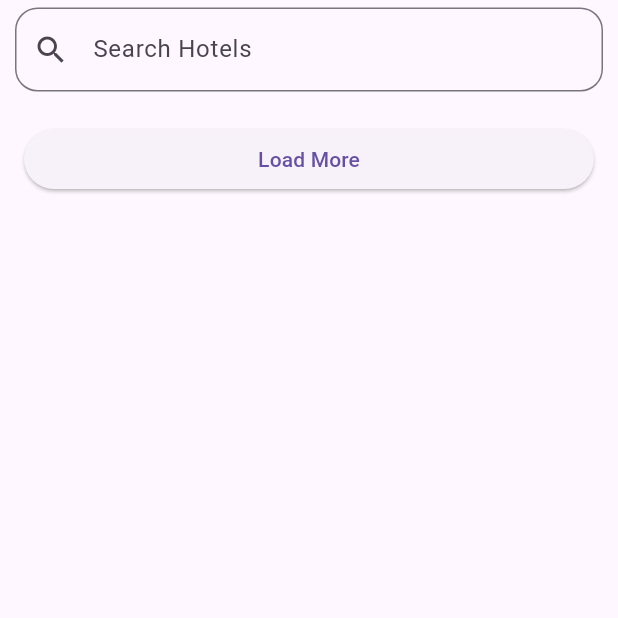
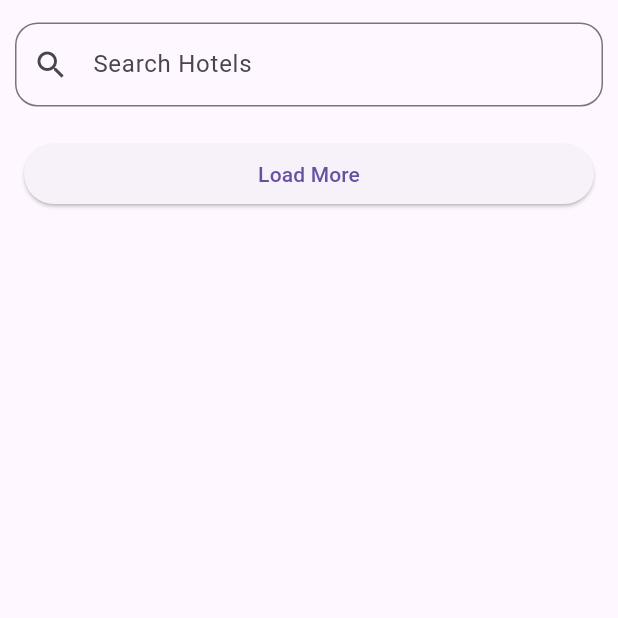
Before and after one commit to Deependrakashya/mytravaly_assigment, a Flutter app: the HomeScreen screen opened directly, on a phone screen of 412 x 824 dp, the top half of it. Run offline on Flutter 3.47's test engine with Material 3 defaults, Android fonts, the phone set to English and light mode, and no system bars; drawn by our look-alikes of flutter_typeahead; our stand-ins replace dio, firebase_auth, firebase_core, google_sign_in, lottie, shared_preferences; accounts and stored records are empty; network calls fail.

Commit message:
minor issues updated

```diff
--- a/lib/data/repositories/remote/home_repo.dart
+++ b/lib/data/repositories/remote/home_repo.dart
@@ -15,8 +15,8 @@ class HomeRepo {
           "searchType": "byCity", //byCity, byState, byCountry, byRandom,
           "searchTypeInfo": {
             "country": "India",
-            "state": "Delhi",
-            "city": "Delhi",
+            "state": "Uttrakhand",
+            "city": "almora",
           },
         },
         "currency": "INR",
--- a/lib/view/screens/home_screen.dart
+++ b/lib/view/screens/home_screen.dart
@@ -45,13 +45,28 @@ class _HomeScreenState extends State<HomeScreen> {
     final sprovider = context.watch<SearchProvider>();
     return Scaffold(
       body: SafeArea(
-        child: Column(
+        child: provider.isLoading
+            ? Container(
+                height: MediaQuery.of(context).size.height * 1,
+                color: const Color.fromARGB(66, 0, 0, 0),
+                width: double.infinity,
+                child: Center(
+                  child: SizedBox(
+                    height: 40,
+                    width: 40,
+                    child: CircularProgressIndicator(color: Colors.amber),
+                  ),
+                ),
+              )
+            : Column(
                 children: [
+                  SizedBox(height: 10),
                   SearchField(),
                   Expanded(
                     child: ListView.builder(
                       controller: _scrollController,
-                itemCount: provider.hotels.length + 1, // +1 for load more UI
+                      itemCount:
+                          provider.hotels.length + 1, // +1 for load more UI
                       itemBuilder: (context, index) {
                         if (index < provider.hotels.length) {
                           final hotel = provider.hotels[index];
@@ -63,7 +78,8 @@ class _HomeScreenState extends State<HomeScreen> {
                             rating: hotel.propertyStar ?? 0,
                             totalReviews:
                                 hotel.googleReview?.data?.totalUserRating ?? 0,
-                      currencySymbol: hotel.markedPrice?.currencySymbol ?? "",
+                            currencySymbol:
+                                hotel.markedPrice?.currencySymbol ?? "",
                             price: hotel.staticPrice?.amount ?? 0,
                             originalPrice: hotel.markedPrice?.amount,
                           );
--- a/lib/view/screens/search_screen.dart
+++ b/lib/view/screens/search_screen.dart
@@ -80,7 +80,11 @@ class _SearchScreenState extends State<SearchScreen> {
                         child: Center(child: CircularProgressIndicator()),
                       );
                     } else {
-                      return Padding(
+                      return provider.isLoading
+                          ? Container(
+                              child: Center(child: CircularProgressIndicator()),
+                            )
+                          : Padding(
                               padding: const EdgeInsets.all(16.0),
                               child: ElevatedButton(
                                 onPressed: () => provider.loadMoreHotels(),
--- a/lib/view/widgets/search_field.dart
+++ b/lib/view/widgets/search_field.dart
@@ -16,6 +16,10 @@ class SearchField extends StatelessWidget {
     return Padding(
       padding: const EdgeInsets.symmetric(horizontal: 10, vertical: 5),
       child: TypeAheadField<ByPropertyNameListOfResult>(
+        emptyBuilder: (context) => Container(
+          padding: EdgeInsets.all(20),
+          child: Text("atleast type 3 char to get suggestions"),
+        ),
         suggestionsCallback: (pattern) async {
           if (pattern.length < 3) return [];
           return await provider.fetchSuggestions(pattern);
@@ -42,6 +46,10 @@ class SearchField extends StatelessWidget {
                       ),
                     )
                   : null,
+              focusedBorder: OutlineInputBorder(
+                borderRadius: BorderRadius.circular(15),
+                borderSide: const BorderSide(width: .8, color: Colors.black),
+              ),
               border: OutlineInputBorder(
                 borderRadius: BorderRadius.circular(15),
                 borderSide: const BorderSide(width: .8, color: Colors.black),
```
Also changed, not shown: lib/view/widgets/hotel_card.dart (+7 -7 lines), lib/view_model/provider/home_screen_provider.dart (+14 -4 lines). Lines whose indentation alone changed are shown as unchanged.
